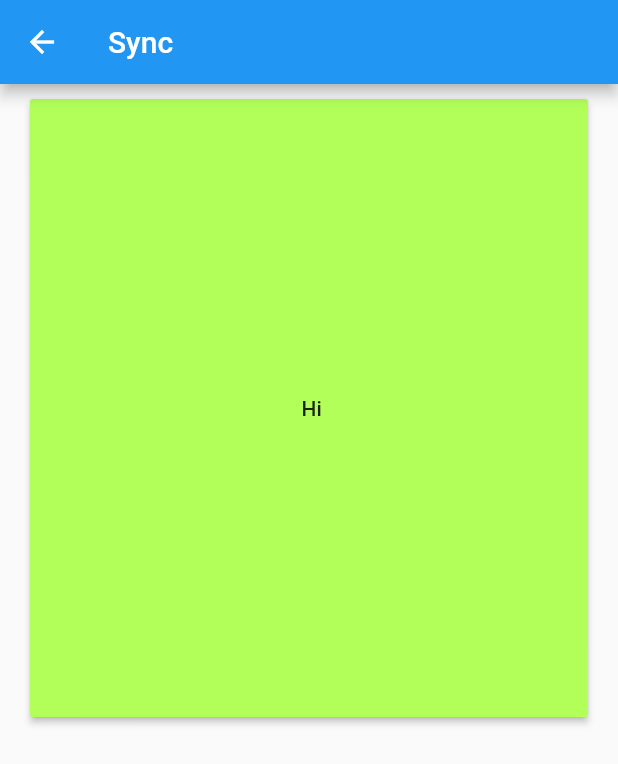
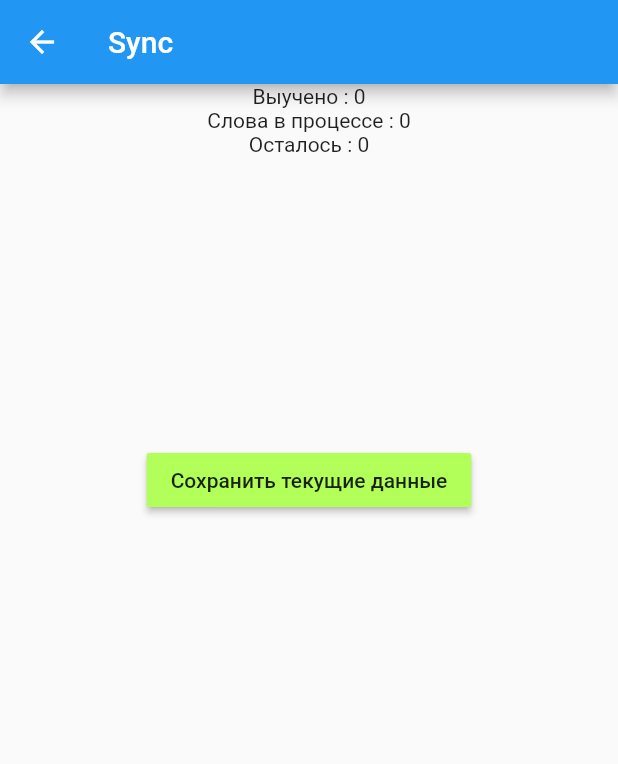
Before and after one commit to tmnk/engApp2, a Flutter app: the DetailScreen screen opened directly, on a phone screen of 412 x 824 dp. Shown: the top 764 px of the screen. Run offline on Flutter 3.47's test engine with Material 2 defaults, Android fonts, the phone set to English and light mode, and no system bars; our stand-ins replace cloud_firestore; accounts and stored records are empty.

```diff
--- a/lib/detail.dart
+++ b/lib/detail.dart
@@ -20,28 +20,32 @@ class DetailScreen extends StatefulWidget {
 class _FlutterDemoState extends State<DetailScreen> {
   String _text = 'w';
   List data;
-  Future getData() {
-    var fire = Firestore.instance.collection("backup").add({"data" : "hrrll"});
+  String learning;
+
+  int counter = 0, _len = 0;
+  Future getData(String data, String lr, int cnt) {
+    Firestore.instance.collection("backup").add({"data" : data});
+    Firestore.instance.collection("backup").add({"learning" : lr});
+    Firestore.instance.collection("backup").add({"cnt" : cnt});
+    Firestore.instance.collection("backup").add({"success" : jsonEncode([])});
   }
 //  Collection _data = new Collection(0, [], DateTime.now());
-  @override
   void initState() {
     super.initState();
-    widget.storage.readText().then((String value) {
-      setState(() {
-
+    widget.storage.readJson().then((String value) {
+      widget.storage.readText().then((List CNT){
+        setState(() {
+          data = jsonDecode(value);
+          counter = CNT[0];
+          learning = CNT[1];
+          _len = data.length;
+        });
+        print(CNT);
       });
+      print(value);
     });
   }
 
-  Future<File> _incrementCounter() {
-    setState(() {
-      _text += 's';
-    });
-    return widget.storage.writeText(_text);
-    // Write the variable as a string to the file.
-
-  }
 
   @override
   Widget build(BuildContext context) {
@@ -49,6 +53,16 @@ class _FlutterDemoState extends State<DetailScreen> {
         appBar: AppBar(title: Text('Sync')),
         body: Column(
           children: <Widget>[
+            Center(
+                child : Text("Выучено : 0")
+            ),
+
+            Center(
+                child : Text("Слова в процессе : ${_len - counter}")
+            ),
+            Center(
+                child : Text("Осталось : ${_len}")
+            ),
             Padding(
               child : SizedBox(
                 width: MediaQuery.of(context).size.width ,
@@ -56,9 +70,8 @@ class _FlutterDemoState extends State<DetailScreen> {
                 child: Center(child:
                 RaisedButton(
                   color : Colors.lightGreenAccent,
-                  onPressed: () => getData(),
-                  child:
-                  Center(child: Text('\tHi')),
+                  onPressed: () => getData(jsonEncode(data), jsonEncode(learning), counter),
+                  child:  Text('Сохранить текущие данные'),
                 ),
                 ),
               ),
```
Also changed, not shown: lib/demoStatefulWidget.dart (+76 -76 lines), lib/io.dart (+7 -6 lines), lib/learn.dart (+8 -12 lines), lib/repeat.dart (+2 -10 lines).
